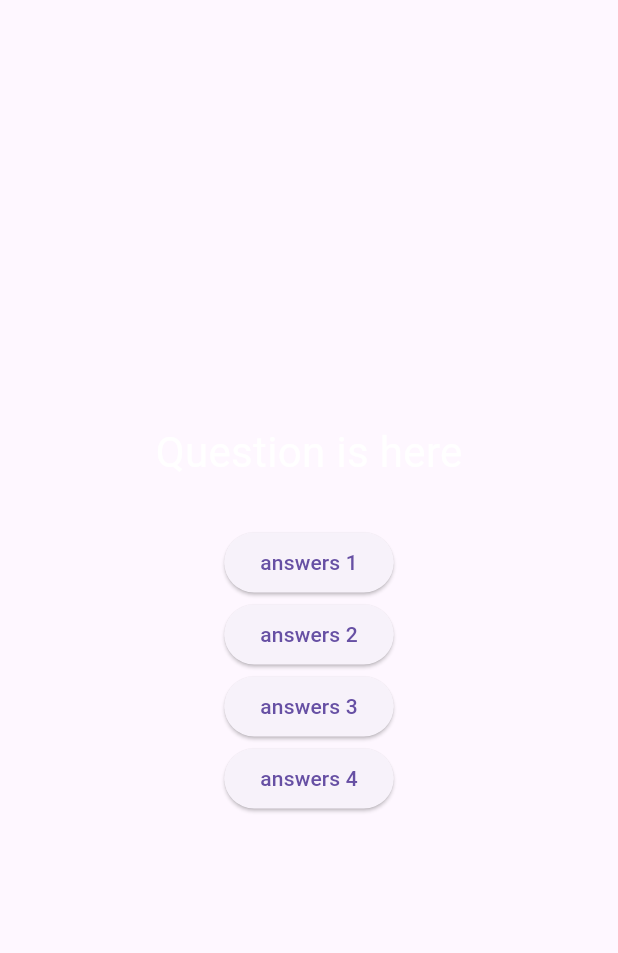
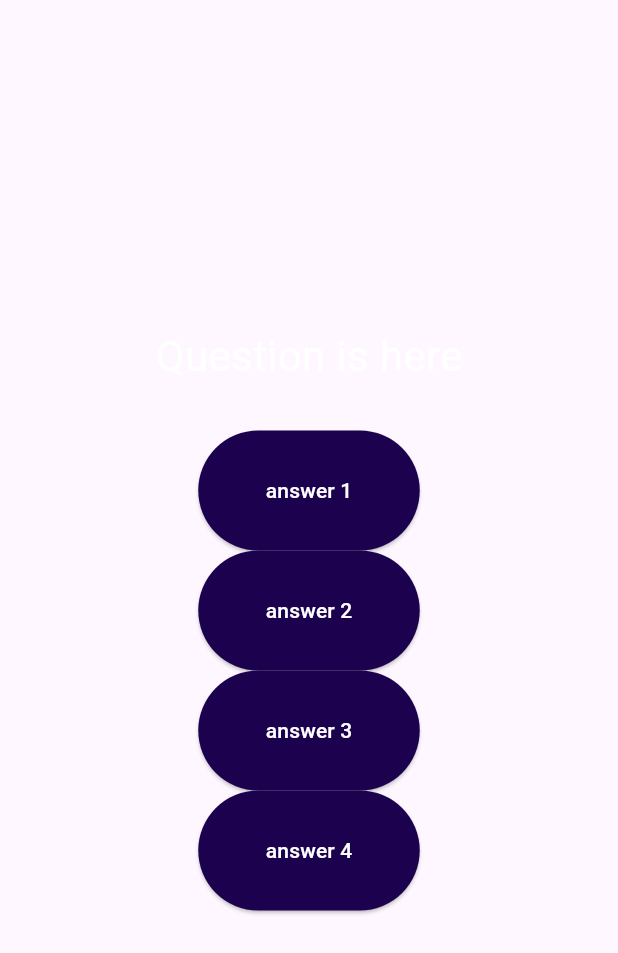
Before and after one commit to Keeper543/quiz_app, a Flutter app: the QuestionsScreen widget shown alone on an empty page, opened directly, on a phone screen of 412 x 824 dp. Shown: the top 953 px of the screen. Run offline on Flutter 3.47's test engine with Material 3 defaults, Android fonts, the phone set to English and light mode, and no system bars; statements that could not run were skipped.

```diff
--- /dev/null
+++ b/lib/answer_button.dart
@@ -0,0 +1,30 @@
+import 'package:flutter/material.dart';
+
+class AnswerButton extends StatelessWidget{
+  const AnswerButton(
+    {
+      required this.answerText,
+      required this.onTap,
+      super.key
+    }
+  );
+
+  final String answerText;
+  final void Function() onTap;
+
+  @override
+  Widget build(context){
+    return
+    ElevatedButton(
+      onPressed: onTap,
+      style: ElevatedButton.styleFrom(
+        padding: const EdgeInsets.symmetric(
+          vertical: 30,
+          horizontal: 45,
+        ),
+        backgroundColor: const Color.fromARGB(255, 27, 1, 78)
+      ,foregroundColor: Colors.white),
+      child: Text(answerText),
+    );
+  }
+}
--- a/lib/questions_screen.dart
+++ b/lib/questions_screen.dart
@@ -1,4 +1,5 @@
 import 'package:flutter/material.dart';
+import 'package:quiz_app/answer_button.dart';
 
 class QuestionsScreen extends StatefulWidget{
   const QuestionsScreen({super.key});
@@ -22,11 +23,13 @@ class _QuestionsScreenState extends State<QuestionsScreen>{
         fontSize: 28),
         ),
         const SizedBox(height: 30,),
-        ElevatedButton(onPressed: (){}, child: const Text('answers 1')),
-        ElevatedButton(onPressed: (){}, child: const Text('answers 2')),
-        ElevatedButton(onPressed: (){}, child: const Text('answers 3')),
-        ElevatedButton(onPressed: (){}, child: const Text('answers 4')),
-      ],)
-    );
+        AnswerButton(answerText: 'answer 1', onTap: (){}),
+        AnswerButton(answerText: 'answer 2', onTap: (){}),
+        AnswerButton(answerText: 'answer 3', onTap: (){}),
+        AnswerButton(answerText: 'answer 4', onTap: (){}),
+  ]
+  )
+  );
+
     }
   }
```
